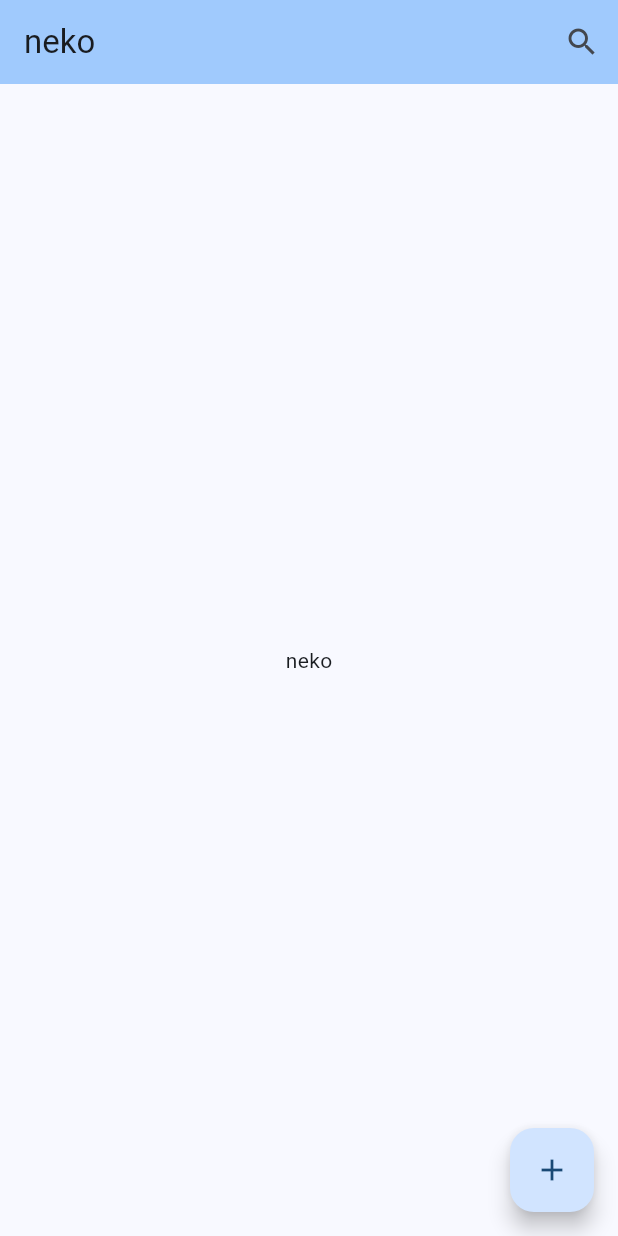
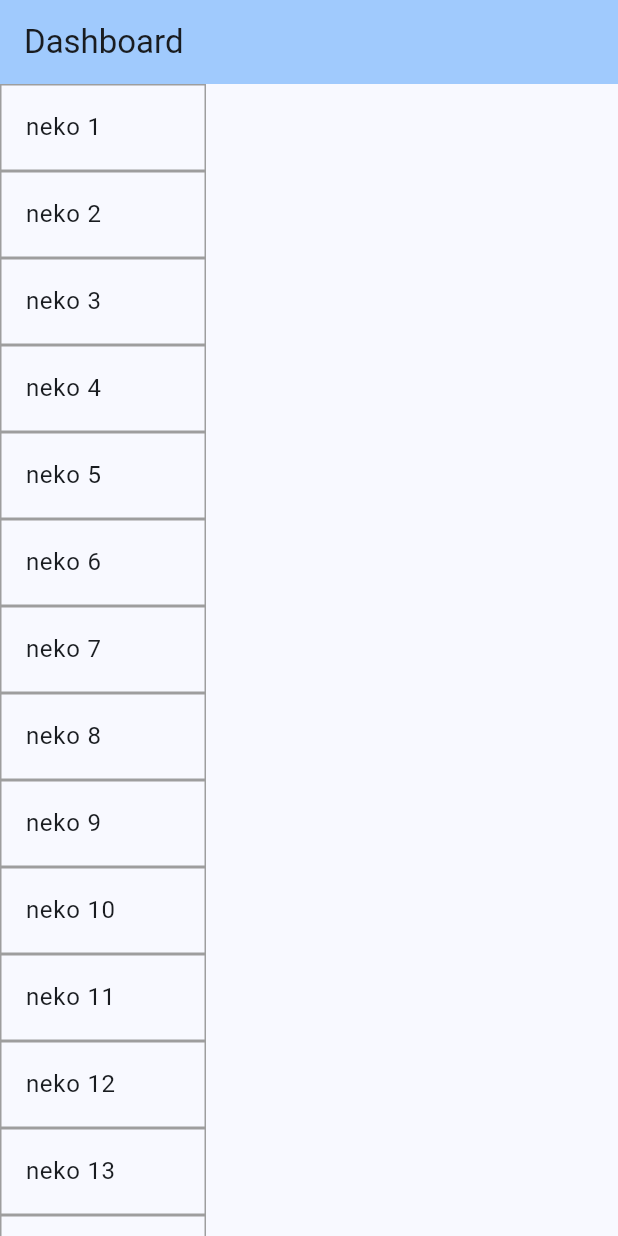
Before and after one commit to cdq73700/flutter_todo_app, a Flutter app: the screen it shows after launch, on a phone screen of 412 x 824 dp. Run offline on Flutter 3.47's test engine with Material 3 defaults, Android fonts, the phone set to English and light mode, and no system bars; our stand-ins replace go_router.

Commit message:
Todoリスト画面追加

```diff
--- /dev/null
+++ b/lib/app/dashboard.dart
@@ -0,0 +1,22 @@
+import 'package:flutter/material.dart';
+import 'package:test_application/widgets/AppBar/customAppBar.widget.dart';
+import 'package:test_application/widgets/Task/taskDetail.widget.dart';
+import 'package:test_application/widgets/Task/taskListView.widget.dart';
+
+class Dashboard extends StatelessWidget {
+  const Dashboard({super.key, required this.title});
+
+  final String title;
+
+  @override
+  Widget build(BuildContext context) {
+    return Scaffold(
+        appBar: CustomAppBarWidget(title: title),
+        body: const Row(
+          children: [
+            Flexible(flex: 1, child: TaskListView()),
+            Flexible(flex: 2, child: TaskListDetail())
+          ],
+        ));
+  }
+}
--- a/lib/app/home.dart
+++ /dev/null
@@ -1,25 +0,0 @@
-import 'package:flutter/material.dart';
-import 'package:go_router/go_router.dart';
-import 'package:test_application/widgets/AppBar/customAppBar.widget.dart';
-import 'package:test_application/widgets/Text/home.widget.dart';
-
-class Home extends StatelessWidget {
-  const Home({super.key, required this.title});
-
-  final String title;
-
-  @override
-  Widget build(BuildContext context) {
-    const addIcon = Icon(Icons.add);
-    handleClick() => context.push("/test");
-
-    return Scaffold(
-        appBar: CustomAppBarWidget(title: title),
-        body: HomeTextWidget(title: title),
-        floatingActionButton: FloatingActionButton(
-          onPressed: handleClick,
-          tooltip: 'test Page',
-          child: addIcon,
-        ));
-  }
-}
--- a/lib/main.dart
+++ b/lib/main.dart
@@ -1,9 +1,13 @@
 import 'package:flutter/material.dart';
 import 'package:go_router/go_router.dart';
+import 'package:provider/provider.dart';
 import 'package:test_application/routes.dart';
+import 'package:test_application/models/taskModel.widget.dart';
 
 void main() {
-  runApp(const MyApp());
+  runApp(MultiProvider(
+      providers: [ChangeNotifierProvider(create: (context) => TaskModel())],
+      child: const MyApp()));
 }
 
 GoRouter goRouter() {
@@ -17,7 +21,7 @@ class MyApp extends StatelessWidget {
   // This widget is the root of your application.
   @override
   Widget build(BuildContext context) {
-    const String title = 'Flutter Demo';
+    const String title = 'TODO Application';
     final ThemeData themeData = ThemeData(
         colorScheme: ColorScheme.fromSeed(seedColor: Colors.blue),
         useMaterial3: true);
--- /dev/null
+++ b/lib/models/taskModel.widget.dart
@@ -0,0 +1,10 @@
+import 'package:flutter/material.dart';
+
+class TaskModel extends ChangeNotifier {
+  String taskName = "";
+
+  void changeTaskName(String newName) {
+    taskName = newName;
+    notifyListeners();
+  }
+}
--- a/lib/widgets/AppBar/customAppBar.widget.dart
+++ b/lib/widgets/AppBar/customAppBar.widget.dart
@@ -14,12 +14,6 @@ class CustomAppBarWidget extends StatelessWidget
     return AppBar(
       title: Text(title),
       backgroundColor: Theme.of(context).colorScheme.inversePrimary,
-      actions: [
-        IconButton(
-          icon: const Icon(Icons.search),
-          onPressed: () {},
-        ),
-      ],
     );
   }
 }
--- /dev/null
+++ b/lib/widgets/Task/taskDetail.widget.dart
@@ -0,0 +1,13 @@
+import 'package:flutter/material.dart';
+import 'package:provider/provider.dart';
+import 'package:test_application/models/taskModel.widget.dart';
+
+class TaskListDetail extends StatelessWidget {
+  const TaskListDetail({super.key});
+
+  @override
+  Widget build(BuildContext context) {
+    final taskProvider = Provider.of<TaskModel>(context);
+    return Center(child: Text(taskProvider.taskName));
+  }
+}
--- /dev/null
+++ b/lib/widgets/Task/taskListTile.widget.dart
@@ -0,0 +1,27 @@
+import 'package:flutter/material.dart';
+import 'package:provider/provider.dart';
+import 'package:test_application/models/taskModel.widget.dart';
+
+class TaskListTile extends StatelessWidget {
+  const TaskListTile({super.key, required this.title});
+
+  final String title;
+
+  @override
+  Widget build(BuildContext context) {
+    final taskProvider = Provider.of<TaskModel>(context);
+
+    return Container(
+        decoration: const BoxDecoration(
+            border: Border(
+                left: BorderSide(width: 1.0, color: Colors.grey),
+                right: BorderSide(width: 1.0, color: Colors.grey),
+                top: BorderSide(width: 1.0, color: Colors.grey),
+                bottom: BorderSide(width: 1.0, color: Colors.grey))),
+        child: ListTile(
+            title: Text(title),
+            onTap: () {
+              taskProvider.changeTaskName(title);
+            }));
+  }
+}
--- /dev/null
+++ b/lib/widgets/Task/taskListView.widget.dart
@@ -0,0 +1,17 @@
+import 'package:flutter/material.dart';
+import 'package:test_application/widgets/Task/taskListTile.widget.dart';
+
+class TaskListView extends StatelessWidget {
+  const TaskListView({super.key});
+
+  @override
+  Widget build(BuildContext context) {
+    final list = List.generate(100, (index) => "neko ${index + 1}");
+    return ListView.builder(itemBuilder: (BuildContext context, int index) {
+      if (list.length > index) {
+        return TaskListTile(title: list[index]);
+      }
+      return null;
+    });
+  }
+}
--- a/lib/widgets/Text/home.widget.dart
+++ /dev/null
@@ -1,12 +0,0 @@
-import 'package:flutter/material.dart';
-
-class HomeTextWidget extends StatelessWidget {
-  const HomeTextWidget({super.key, required this.title});
-
-  final String title;
-
-  @override
-  Widget build(BuildContext context) {
-    return Center(child: Text(title));
-  }
-}
--- a/pubspec.yaml
+++ b/pubspec.yaml
@@ -36,6 +36,7 @@ dependencies:
   # Use with the CupertinoIcons class for iOS style icons.
   cupertino_icons: ^1.0.2
   go_router: ^13.0.0
+  provider: ^6.1.1
 
 dev_dependencies:
   flutter_test:
```
Also changed, not shown: lib/routes.dart (+4 -11 lines), pubspec.lock, 1 other file.
